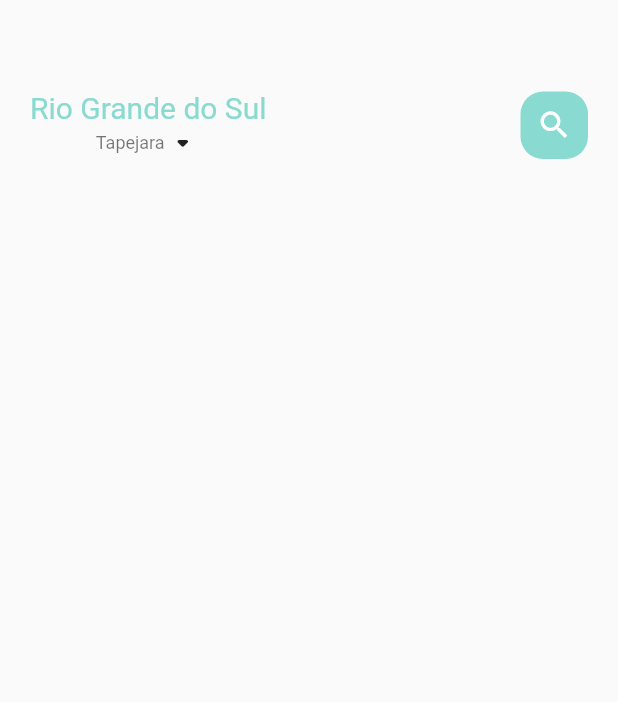
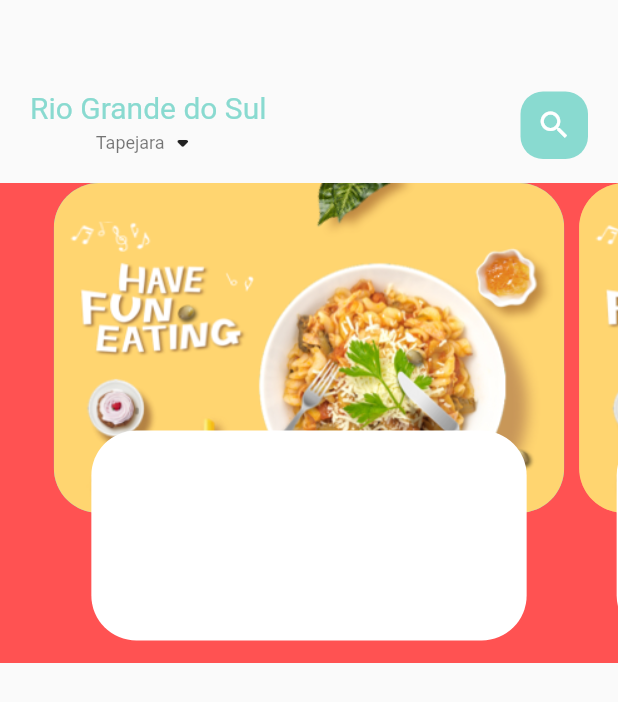
Before and after one commit to williamsimionatto/food_app, a Flutter app: the screen it shows after launch, on a phone screen of 412 x 824 dp. Shown: the top 702 px of the screen. Run offline on Flutter 3.47's test engine with Material 2 defaults, Android fonts, the phone set to English and light mode, and no system bars.

Commit message:
feat: create FoodPageBody widget

```diff
--- /dev/null
+++ b/lib/ui/pages/home/food_page_body.dart
@@ -0,0 +1,59 @@
+import 'package:flutter/material.dart';
+
+class FoodPageBody extends StatefulWidget {
+  const FoodPageBody({super.key});
+
+  @override
+  State<FoodPageBody> createState() => _FoodPageBodyState();
+}
+
+class _FoodPageBodyState extends State<FoodPageBody> {
+  PageController pageController = PageController(viewportFraction: 0.85);
+
+  @override
+  Widget build(BuildContext context) {
+    return Container(
+      color: Colors.redAccent,
+      height: 320,
+      child: PageView.builder(
+        controller: pageController,
+        itemCount: 5,
+        itemBuilder: (context, position) {
+          return _buildPageItem(position);
+        },
+      ),
+    );
+  }
+
+  Widget _buildPageItem(int index) {
+    return Stack(
+      children: [
+        Container(
+          height: 220,
+          margin: const EdgeInsets.only(left: 5, right: 5),
+          decoration: BoxDecoration(
+            borderRadius: BorderRadius.circular(30),
+            color: index.isEven
+                ? const Color(0xFF69c5DF)
+                : const Color(0xFFf8a170),
+            image: const DecorationImage(
+              image: AssetImage('assets/image/food0.png'),
+              fit: BoxFit.cover,
+            ),
+          ),
+        ),
+        Align(
+          alignment: Alignment.bottomCenter,
+          child: Container(
+            height: 140,
+            margin: const EdgeInsets.only(left: 30, right: 30, bottom: 15),
+            decoration: BoxDecoration(
+              borderRadius: BorderRadius.circular(30),
+              color: Colors.white,
+            ),
+          ),
+        ),
+      ],
+    );
+  }
+}
--- a/lib/ui/pages/home/home.dart
+++ b/lib/ui/pages/home/home.dart
@@ -1 +1,2 @@
 export './main_food_page.dart';
+export './food_page_body.dart';
--- a/lib/ui/pages/home/main_food_page.dart
+++ b/lib/ui/pages/home/main_food_page.dart
@@ -1,7 +1,8 @@
+import 'package:delivery_food_app/ui/pages/pages.dart';
+import 'package:flutter/material.dart';
+
 import 'package:delivery_food_app/ui/widgets/big_text.dart';
 import 'package:delivery_food_app/ui/widgets/small_text.dart';
-import 'package:flutter/material.dart';
-
 import 'package:delivery_food_app/ui/utils/colors.dart';
 
 class MainFoodPage extends StatefulWidget {
@@ -26,17 +27,17 @@ class _MainFoodPageState extends State<MainFoodPage> {
                 children: [
                   Column(
                     children: <Widget>[
-                      BigText(
+                      const BigText(
                         text: 'Rio Grande do Sul',
                         color: AppColors.mainColor,
                       ),
                       Row(
-                        children: [
+                        children: const <Widget>[
                           SmallText(
                             text: 'Tapejara',
                             color: Colors.black54,
                           ),
-                          const Icon(Icons.arrow_drop_down_rounded)
+                          Icon(Icons.arrow_drop_down_rounded)
                         ],
                       ),
                     ],
@@ -56,6 +57,7 @@ class _MainFoodPageState extends State<MainFoodPage> {
               ),
             ),
           ),
+          const FoodPageBody(),
         ],
       ),
     );
```
